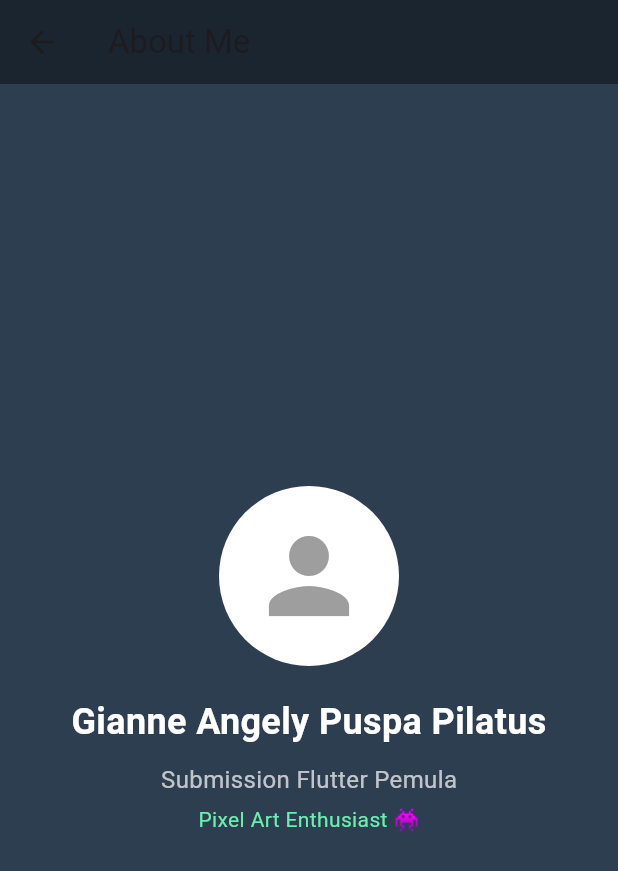
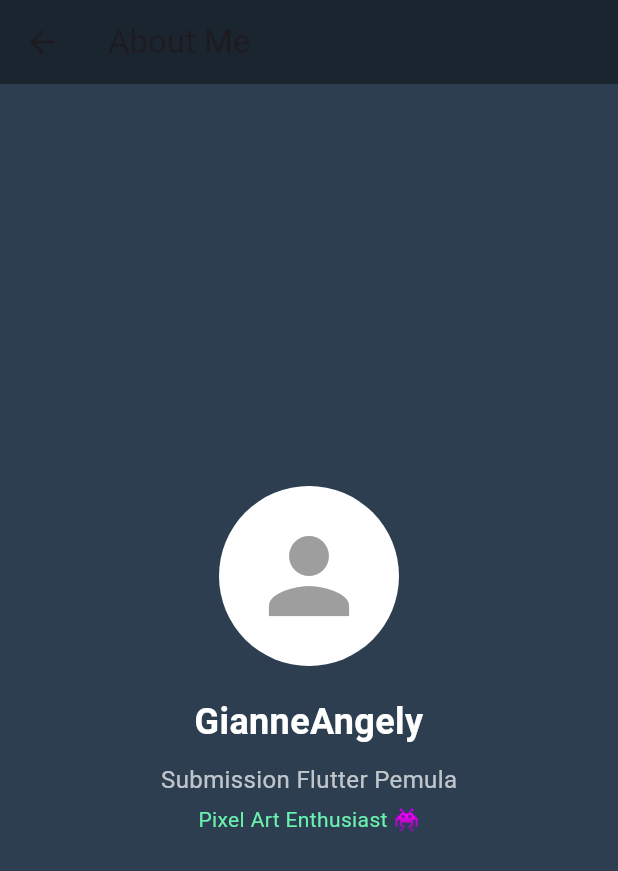
Before and after one commit to GianneAngely/pixel-art-flutter-app, a Flutter app: the AboutScreen screen opened by its route, on a phone screen of 412 x 824 dp. Shown: the top 871 px of the screen. Run offline on Flutter 3.47's test engine with Material 3 defaults, Android fonts, the phone set to English and light mode, and no system bars; network calls fail.

Commit message:
Use GitHub handle instead of full name in About screen

```diff
--- a/lib/about_screen.dart
+++ b/lib/about_screen.dart
@@ -22,7 +22,7 @@ class AboutScreen extends StatelessWidget {
             ),
             const SizedBox(height: 20),
             const Text(
-              'Gianne Angely Puspa Pilatus',
+              'GianneAngely',
               style: TextStyle(
                 fontSize: 24,
                 fontWeight: FontWeight.bold,
```
